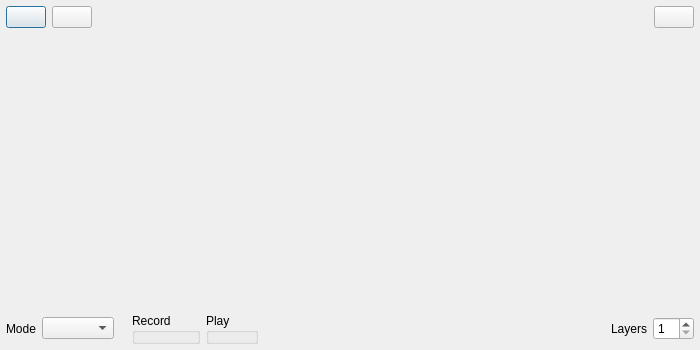
The window that src/Common/gui/LooperWindow.ui (elieserdejesus/JamTaba) describes before a commit, drawn with Qt 5.
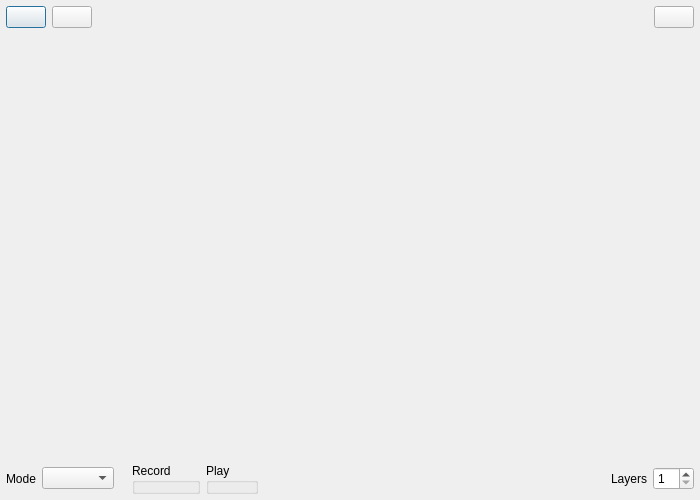
The same window after the commit. Icons and pictures are not drawn.

What changed in the file:
```diff
--- a/src/Common/gui/LooperWindow.ui
+++ b/src/Common/gui/LooperWindow.ui
@@ -7,13 +7,13 @@
     <x>0</x>
     <y>0</y>
     <width>700</width>
-    <height>350</height>
+    <height>500</height>
    </rect>
   </property>
   <property name="minimumSize">
    <size>
     <width>700</width>
-    <height>350</height>
+    <height>500</height>
    </size>
   </property>
   <property name="windowTitle">
```
